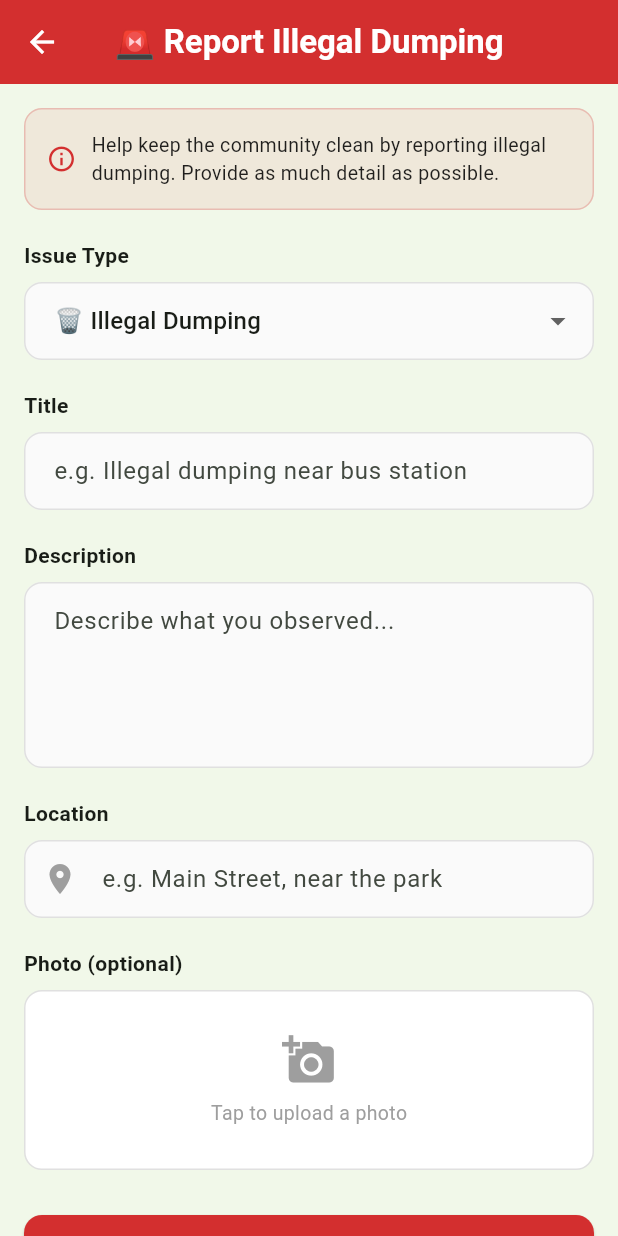
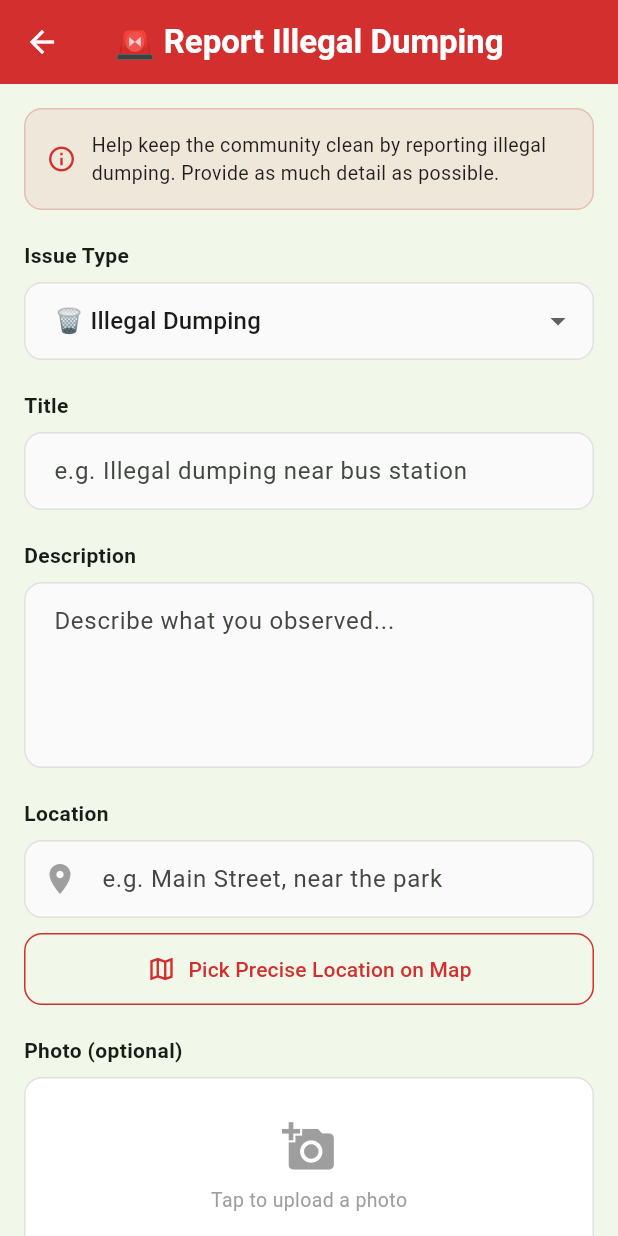
Before and after one commit to thisantha01/EcoTrack--Neighborhood-Waste-and-Recycling-Coordination-System-, a Flutter app: the IllegalDumpingReportScreen screen opened directly, on a phone screen of 412 x 824 dp. Run offline on Flutter 3.47's test engine with Material 3 defaults, Android fonts, the phone set to English and light mode, and no system bars; our stand-ins replace cached_network_image, flutter_map, flutter_secure_storage, image_picker, latlong2; accounts and stored records are empty.

Commit message:
Add map location picker for illegal dumping reports

```diff
--- a/frontend_flutter/lib/screens/community/illegal_dumping_report_screen.dart
+++ b/frontend_flutter/lib/screens/community/illegal_dumping_report_screen.dart
@@ -1,7 +1,10 @@
 import 'package:flutter/foundation.dart';
 import 'package:flutter/material.dart';
+import 'package:flutter_map/flutter_map.dart';
 import 'package:image_picker/image_picker.dart';
+import 'package:latlong2/latlong.dart';
 import '../../services/community_report_service.dart';
+import 'map_location_picker_screen.dart';
 
 class IllegalDumpingReportScreen extends StatefulWidget {
   const IllegalDumpingReportScreen({super.key});
@@ -20,6 +23,8 @@ class _IllegalDumpingReportScreenState
   String _type = 'illegal_dumping';
   Uint8List? _imageBytes;
   String? _imageUrl;
+  double? _pickedLat;
+  double? _pickedLng;
   bool _submitting = false;
 
   @override
@@ -42,6 +47,29 @@ class _IllegalDumpingReportScreenState
     }
   }
 
+  Future<void> _openMapPicker() async {
+    final result = await Navigator.push<PickedLocation>(
+      context,
+      MaterialPageRoute(
+        builder: (_) => MapLocationPickerScreen(
+          initialPosition: _pickedLat != null && _pickedLng != null
+              ? LatLng(_pickedLat!, _pickedLng!)
+              : null,
+          initialLabel: _locationCtrl.text,
+        ),
+      ),
+    );
+    if (result != null) {
+      setState(() {
+        _pickedLat = result.lat;
+        _pickedLng = result.lng;
+        if (result.label != null && result.label!.isNotEmpty) {
+          _locationCtrl.text = result.label!;
+        }
+      });
+    }
+  }
+
   Future<void> _submit() async {
     if (!_formKey.currentState!.validate()) return;
 
@@ -53,6 +81,9 @@ class _IllegalDumpingReportScreenState
         location: _locationCtrl.text.trim(),
         type: _type,
         imageUrl: _imageUrl,
+        coordinates: _pickedLat != null && _pickedLng != null
+            ? {'lat': _pickedLat!, 'lng': _pickedLng!}
+            : null,
       );
 
       if (mounted) {
@@ -206,6 +237,80 @@ class _IllegalDumpingReportScreenState
                     v == null || v.trim().isEmpty ? 'Location is required' : null,
               ),
 
+              const SizedBox(height: 10),
+
+              // Pick on Map button
+              SizedBox(
+                width: double.infinity,
+                child: OutlinedButton.icon(
+                  onPressed: _openMapPicker,
+                  icon: const Icon(Icons.map_outlined, size: 20),
+                  label: Text(
+                    _pickedLat != null
+                        ? 'Change Map Location ✓'
+                        : 'Pick Precise Location on Map',
+                    style: const TextStyle(fontSize: 14),
+                  ),
+                  style: OutlinedButton.styleFrom(
+                    foregroundColor: const Color(0xFFD32F2F),
+                    side: const BorderSide(color: Color(0xFFD32F2F)),
+                    padding: const EdgeInsets.symmetric(vertical: 14),
+                    shape: RoundedRectangleBorder(
+                      borderRadius: BorderRadius.circular(12),
+                    ),
+                  ),
+                ),
+              ),
+
+              // Small map preview when coordinates are selected
+              if (_pickedLat != null && _pickedLng != null) ...[
+                const SizedBox(height: 10),
+                ClipRRect(
+                  borderRadius: BorderRadius.circular(12),
+                  child: SizedBox(
+                    height: 150,
+                    width: double.infinity,
+                    child: IgnorePointer(
+                      child: FlutterMap(
+                        options: MapOptions(
+                          initialCenter: LatLng(_pickedLat!, _pickedLng!),
+                          initialZoom: 16,
+                          interactionOptions: const InteractionOptions(
+                            flags: InteractiveFlag.none,
+                          ),
+                        ),
+                        children: [
+                          TileLayer(
+                            urlTemplate:
+                                'https://tile.openstreetmap.org/{z}/{x}/{y}.png',
+                            userAgentPackageName: 'com.ecotrack.app',
+                          ),
+                          MarkerLayer(
+                            markers: [
+                              Marker(
+                                point: LatLng(_pickedLat!, _pickedLng!),
+                                width: 40,
+                                height: 40,
+                                child: const Icon(
+                                  Icons.location_pin,
+                                  color: Color(0xFFD32F2F),
+                                  size: 40,
+                                ),
+                              ),
+                            ],
+                          ),
+                        ],
+                      ),
+                    ),
+                  ),
+                ),
+                const SizedBox(height: 4),
+                Text(
+                  '📍 ${_pickedLat!.toStringAsFixed(5)}, ${_pickedLng!.toStringAsFixed(5)}',
+                  style: const TextStyle(fontSize: 12, color: Colors.grey),
+                ),
+              ],
+
               const SizedBox(height: 20),
 
               // Photo upload
```
Also changed, not shown: frontend_flutter/lib/screens/community/map_location_picker_screen.dart (added, +281 -0 lines).
